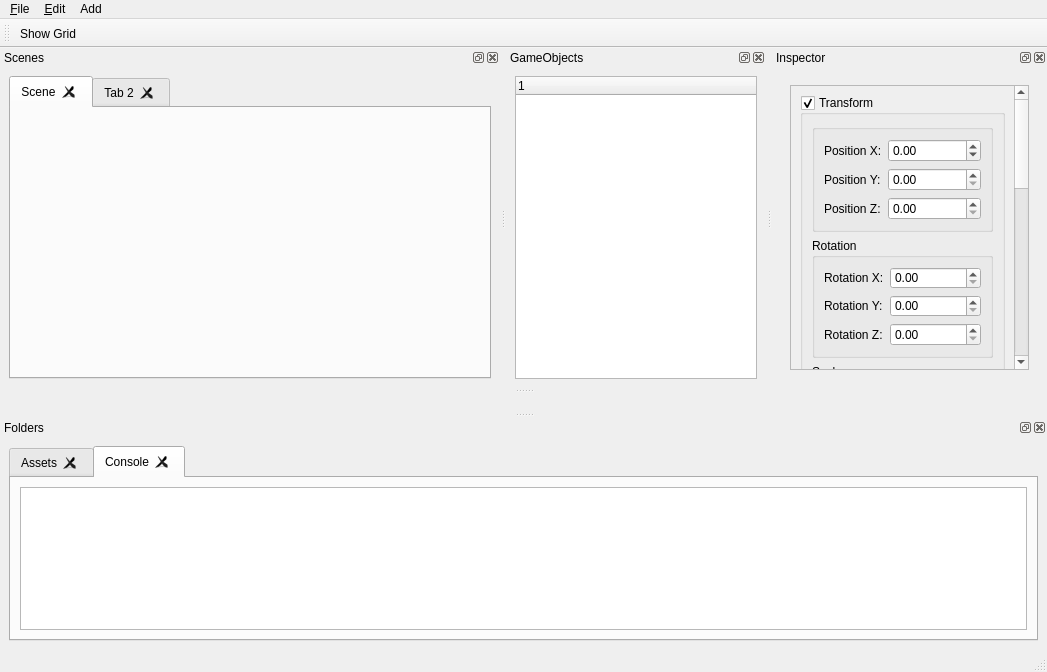
Old version of the form source/core/platforms/qt/MainWindow.ui in the repository alanhaugen/gameengine.
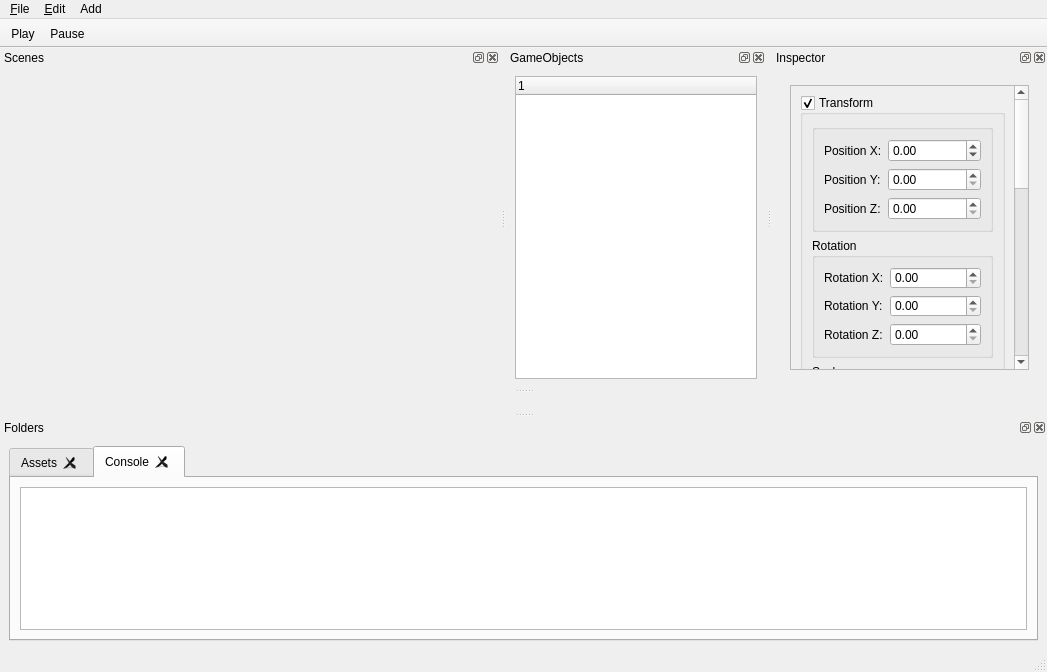
New version of the form.

The edit to the form file:
```diff
--- a/source/core/platforms/qt/MainWindow.ui
+++ b/source/core/platforms/qt/MainWindow.ui
@@ -70,13 +70,17 @@
    <property name="windowTitle">
     <string>toolBar</string>
    </property>
+   <property name="movable">
+    <bool>false</bool>
+   </property>
    <attribute name="toolBarArea">
     <enum>TopToolBarArea</enum>
    </attribute>
    <attribute name="toolBarBreak">
     <bool>false</bool>
    </attribute>
-   <addaction name="actionShow_Grid"/>
+   <addaction name="actionPlay"/>
+   <addaction name="actionPause"/>
   </widget>
   <widget class="QDockWidget" name="SceneDock">
    <property name="sizePolicy">
@@ -121,49 +125,6 @@
     </property>
     <layout class="QGridLayout" name="gridLayout_2">
      <item row="0" column="0">
-      <widget class="QTabWidget" name="ScenesTab">
-       <property name="minimumSize">
-        <size>
-         <width>0</width>
-         <height>200</height>
-        </size>
-       </property>
-       <property name="tabPosition">
-        <enum>QTabWidget::TabPosition::North</enum>
-       </property>
-       <property name="tabShape">
-        <enum>QTabWidget::TabShape::Rounded</enum>
-       </property>
-       <property name="currentIndex">
-        <number>0</number>
-       </property>
-       <property name="tabsClosable">
-        <bool>true</bool>
-       </property>
-       <property name="movable">
-        <bool>true</bool>
-       </property>
-       <widget class="QWidget" name="Scene">
-        <property name="sizePolicy">
-         <sizepolicy hsizetype="Expanding" vsizetype="Expanding">
-          <horstretch>0</horstretch>
-          <verstretch>0</verstretch>
-         </sizepolicy>
-        </property>
-        <property name="minimumSize">
-         <size>
-          <width>300</width>
-          <height>300</height>
-         </size>
-        </property>
-        <attribute name="title">
-         <string>Scene</string>
-        </attribute>
-        <layout class="QGridLayout" name="gridLayout_4">
-         <property name="topMargin">
-          <number>6</number>
-         </property>
-         <item row="0" column="0">
           <layout class="QVBoxLayout" name="VulkanLayout">
            <property name="spacing">
             <number>4</number>
@@ -187,27 +148,6 @@
          </item>
         </layout>
        </widget>
-       <widget class="QWidget" name="tab_2">
-        <property name="sizePolicy">
-         <sizepolicy hsizetype="Expanding" vsizetype="Expanding">
-          <horstretch>0</horstretch>
-          <verstretch>0</verstretch>
-         </sizepolicy>
-        </property>
-        <property name="minimumSize">
-         <size>
-          <width>300</width>
-          <height>300</height>
-         </size>
-        </property>
-        <attribute name="title">
-         <string>Tab 2</string>
-        </attribute>
-       </widget>
-      </widget>
-     </item>
-    </layout>
-   </widget>
   </widget>
   <widget class="QDockWidget" name="dockGameObjects">
    <property name="sizePolicy">
@@ -302,7 +242,7 @@
            <property name="geometry">
             <rect>
              <x>0</x>
-             <y>-358</y>
+             <y>0</y>
              <width>239</width>
              <height>689</height>
             </rect>
@@ -708,12 +648,12 @@
     <string>New Scene</string>
    </property>
   </action>
-  <action name="actionShow_Grid">
+  <action name="actionPlay">
    <property name="checkable">
     <bool>true</bool>
    </property>
    <property name="text">
-    <string>Show Grid</string>
+    <string>Play</string>
    </property>
    <property name="menuRole">
     <enum>QAction::MenuRole::NoRole</enum>
@@ -739,6 +679,17 @@
     <string>Viking Room</string>
    </property>
   </action>
+  <action name="actionPause">
+   <property name="checkable">
+    <bool>true</bool>
+   </property>
+   <property name="text">
+    <string>Pause</string>
+   </property>
+   <property name="menuRole">
+    <enum>QAction::MenuRole::NoRole</enum>
+   </property>
+  </action>
  </widget>
  <resources/>
  <connections/>
```
Lines whose indentation alone changed are shown as unchanged.
